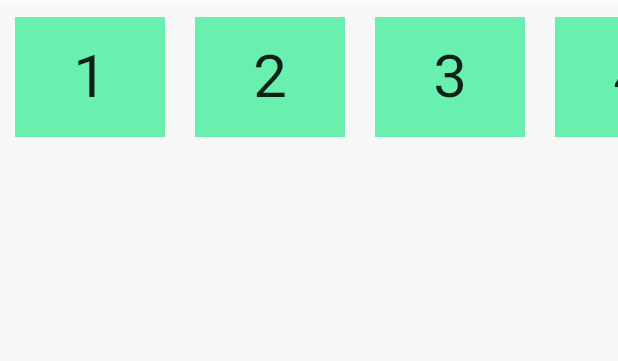
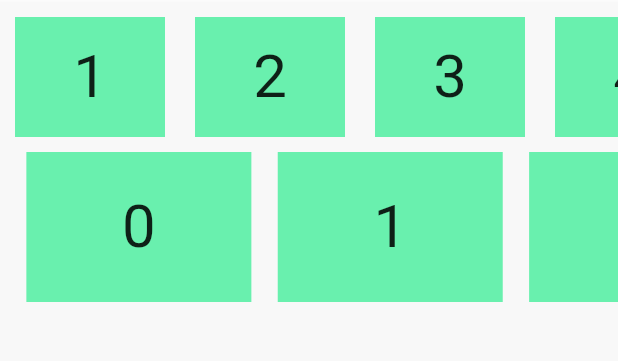
Before and after one commit to quFETeam/flutter_qukit, a Flutter app: the QuList screen opened directly, after a tap on an icon or button, on a phone screen of 412 x 824 dp, the part 64-425 px from its top. Run offline on Flutter 3.47's test engine with Material 2 defaults, Android fonts, the phone set to English and light mode, and no system bars; our stand-ins replace connectivity, flutter_offline, flutter_swiper, photo_view.

Commit message:
vip代码

```diff
--- a/lib/example/qu_list.dart
+++ b/lib/example/qu_list.dart
@@ -12,24 +12,27 @@ class QuList extends StatelessWidget {
     print('点击按钮');
   }
   final items = [0, 1, 2, 3, 4, 5, 6, 7, 8, 9, 10, 11, 12, 13, 14, 15];
-  ScrollController  _scrollController = new ScrollController();
+  ScrollController  _scrollController1 = new ScrollController();
+  ScrollController  _scrollController2 = new ScrollController();
   @override
   Widget build(BuildContext context) {
     double X = QuScreen.X(context);
     return QuScaffold(
         title: 'QuList',
         backgroundColor: QuColors.backgroundColor,
-        body: Container(
+        body: ListView(
+          children: <Widget>[
+            Container(
                 height: 100.0,
                 child: ListView.builder(
                     itemCount: items.length,
                     scrollDirection: Axis.horizontal,
-              controller: _scrollController,
+                    controller: _scrollController1,
                     itemBuilder: (BuildContext context, int index) {
                       return InkWell(
                         onTap: (){
                           print(index);
-                    _scrollController.animateTo(index * 120.0-120,
+                          _scrollController1.animateTo(index * 120.0-120,
                               duration: new Duration(milliseconds: 500), curve: Curves.ease);
                         },
                         child: Container(
@@ -47,6 +50,38 @@ class QuList extends StatelessWidget {
                       );
                     }
                 )
+            ),
+            Container(
+                height: 100.0,
+                child: ListView.builder(
+                    padding: EdgeInsets.only(right: 16*X),
+                    itemCount: items.length,
+                    scrollDirection: Axis.horizontal,
+                    controller: _scrollController2,
+                    itemBuilder: (BuildContext context, int index) {
+                      return InkWell(
+                        onTap: (){
+                          print(index);
+                          _scrollController2.animateTo(69.5*index+(index-1)*96.5,
+                              duration: new Duration(milliseconds: 500), curve: Curves.ease);
+                        },
+                        child: Container(
+                          margin: EdgeInsets.only(left: 16*X),
+                          color: Colors.greenAccent,
+                          width: 150.0,
+                          height: 100.0,
+                          child: Center(
+                            child: Text(
+                              '$index',
+                              style: TextStyle(fontSize: 40.0),
+                            ),
+                          ),
+                        ),
+                      );
+                    }
+                )
+            ),
+          ],
         )
     );
   }
```
Also changed, not shown: lib/example/qu_turn_page_atlas.dart (+16 -6 lines), lib/images/WechatIMG1.jpeg (added), lib/images/WechatIMG2.jpeg (added), lib/images/WechatIMG3.jpeg (added), lib/images/WechatIMG4.jpeg (added), lib/images/WechatIMG5.jpeg (added), lib/images/WechatIMG6.jpeg (added), lib/images/WechatIMG7.jpeg (added), 1 other file. Lines whose indentation alone changed are shown as unchanged.
